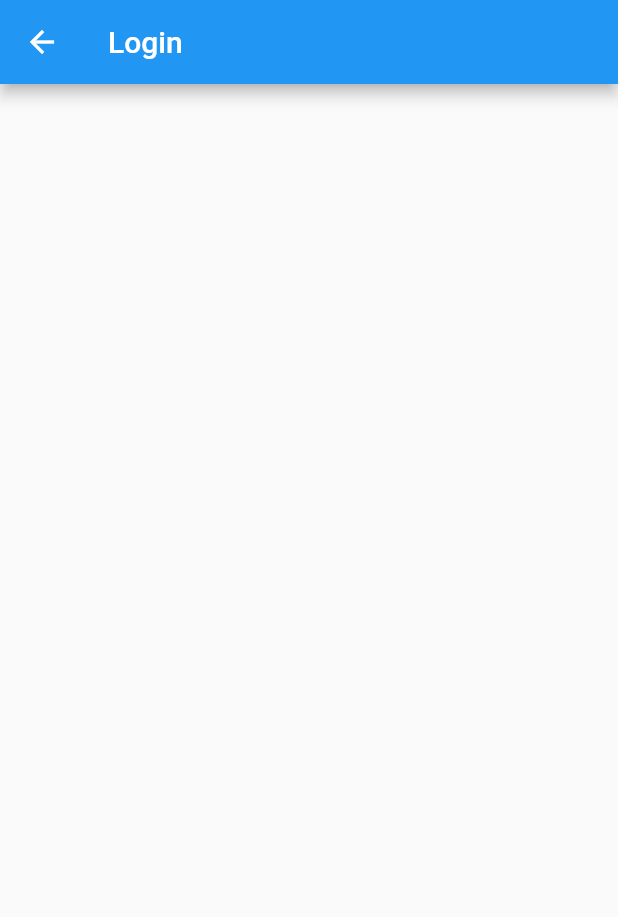
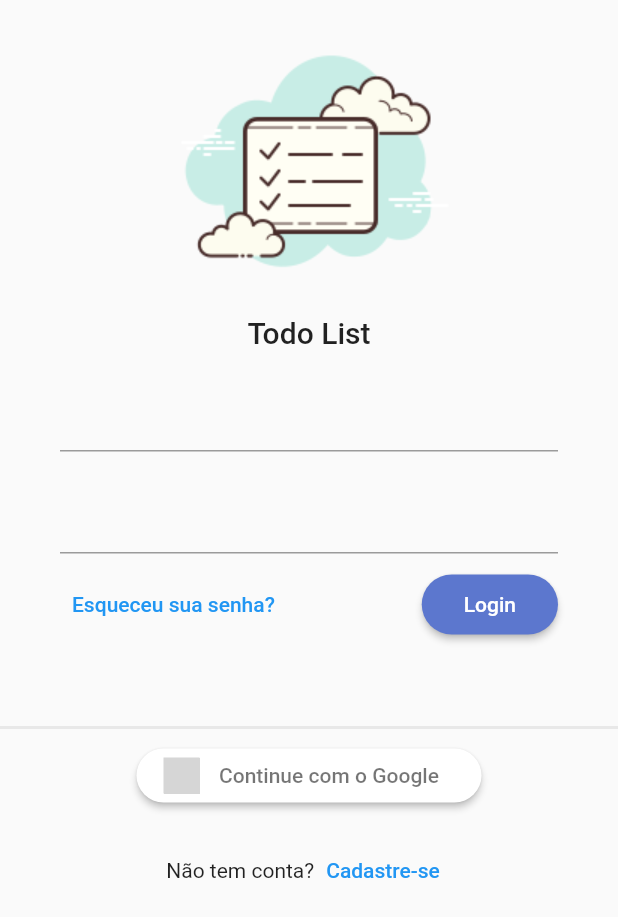
Before and after one commit to DouglasCeron/todo_list_provider, a Flutter app: the screen it shows after launch, on a phone screen of 412 x 824 dp. Shown: the top 917 px of the screen. Run offline on Flutter 3.47's test engine with Material 2 defaults, Android fonts, the phone set to English and light mode, and no system bars; our stand-ins replace flutter_signin_button, google_fonts, sqflite, sqflite_common, synchronized; accounts and stored records are empty; Roboto replaces fonts that are missing (Mandali); grey boxes are pictures that could not be loaded.

Commit message:
building login layout theme config

```diff
--- a/lib/app/app_widget.dart
+++ b/lib/app/app_widget.dart
@@ -1,5 +1,6 @@
 import 'package:flutter/material.dart';
 import 'package:todo_list_provider/app/core/database/sqlite_adm_connection.dart';
+import 'package:todo_list_provider/app/core/ui/todo_list_ui_config.dart';
 import 'package:todo_list_provider/app/modules/auth/auth_module.dart';
 import 'package:todo_list_provider/app/modules/splash/splash_page.dart';
 
@@ -31,6 +32,7 @@ class _AppWidgetState extends State<AppWidget> {
   Widget build(BuildContext context) {
     return MaterialApp(
       initialRoute: '/login',
+      theme: TodoListUiConfig.theme,
       routes: {
         ...AuthModule().routers,
       },
--- /dev/null
+++ b/lib/app/core/ui/theme_extensions.dart
@@ -0,0 +1,15 @@
+import 'package:flutter/material.dart';
+
+extension ThemeExtension on BuildContext {
+  Color get primaryColor => Theme.of(this).primaryColor;
+  Color get primaryColorLight => Theme.of(this).primaryColorLight;
+  Color get buttonColor =>
+      Theme.of(this).buttonTheme.colorScheme?.onPrimary ?? Colors.red;
+  TextTheme get textTheme => Theme.of(this).textTheme;
+
+  TextStyle get titleStyle => const TextStyle(
+        fontSize: 12,
+        fontWeight: FontWeight.bold,
+        color: Colors.grey,
+      );
+}
--- /dev/null
+++ b/lib/app/core/ui/todo_list_ui_config.dart
@@ -0,0 +1,17 @@
+import 'package:flutter/material.dart';
+import 'package:google_fonts/google_fonts.dart';
+
+class TodoListUiConfig {
+  TodoListUiConfig._();
+
+  static ThemeData get theme => ThemeData(
+        textTheme: GoogleFonts.mandaliTextTheme(),
+        primaryColor: const Color(0xff5C77CE),
+        primaryColorLight: const Color(0xffABC8F7),
+        elevatedButtonTheme: ElevatedButtonThemeData(
+          style: ElevatedButton.styleFrom(
+            primary: const Color(0xff5C77CE),
+          ),
+        ),
+      );
+}
--- /dev/null
+++ b/lib/app/core/widget/todo_list_logo.dart
@@ -0,0 +1,24 @@
+import 'package:flutter/material.dart';
+import 'package:todo_list_provider/app/core/ui/theme_extensions.dart';
+
+class TodoListLogo extends StatelessWidget {
+  const TodoListLogo({Key? key}) : super(key: key);
+
+  @override
+  Widget build(BuildContext context) {
+    return Column(
+      mainAxisAlignment: MainAxisAlignment.center,
+      children: [
+        Image.asset(
+          'assets/logo.png',
+          height: 200,
+        ),
+        Text(
+          'Todo List',
+          //Extension adicionada ao BuildContext
+          style: context.textTheme.headline6,
+        ),
+      ],
+    );
+  }
+}
--- a/lib/app/modules/auth/login/login_page.dart
+++ b/lib/app/modules/auth/login/login_page.dart
@@ -1,4 +1,8 @@
 import 'package:flutter/material.dart';
+import 'package:flutter_signin_button/button_list.dart';
+import 'package:flutter_signin_button/button_view.dart';
+import 'package:path/path.dart';
+import 'package:todo_list_provider/app/core/widget/todo_list_logo.dart';
 
 class LoginPage extends StatelessWidget {
   const LoginPage({Key? key}) : super(key: key);
@@ -6,10 +10,87 @@ class LoginPage extends StatelessWidget {
   @override
   Widget build(BuildContext context) {
     return Scaffold(
-      appBar: AppBar(
-        title: const Text('Login'),
+      body: LayoutBuilder(
+        builder: ((context, constraints) {
+          return SingleChildScrollView(
+            child: ConstrainedBox(
+              constraints: BoxConstraints(
+                minHeight: constraints.maxHeight,
+                minWidth: constraints.maxWidth,
+              ),
+              child: IntrinsicHeight(
+                child: Column(
+                  mainAxisSize: MainAxisSize.min,
+                  children: [
+                    const SizedBox(height: 10),
+                    TodoListLogo(),
+                    Padding(
+                      padding: const EdgeInsets.symmetric(
+                          horizontal: 40.0, vertical: 20),
+                      child: Form(
+                        child: Column(
+                          children: [
+                            TextFormField(),
+                            const SizedBox(height: 20),
+                            TextFormField(),
+                            const SizedBox(height: 10),
+                            Row(
+                              mainAxisAlignment: MainAxisAlignment.spaceBetween,
+                              children: [
+                                TextButton(
+                                    onPressed: () {},
+                                    child: const Text('Esqueceu sua senha?')),
+                                ElevatedButton(
+                                  onPressed: () {},
+                                  child: const Padding(
+                                    padding: EdgeInsets.all(12.0),
+                                    child: Text('Login'),
+                                  ),
+                                  style: ElevatedButton.styleFrom(
+                                    shape: RoundedRectangleBorder(
+                                      borderRadius: BorderRadius.circular(20),
+                                    ),
+                                  ),
+                                ),
+                              ],
+                            )
+                          ],
+                        ),
+                      ),
+                    ),
+                    const SizedBox(height: 30),
+                    Divider(
+                      color: Colors.grey.withAlpha(50),
+                      thickness: 2,
+                    ),
+                    SignInButton(
+                      Buttons.Google,
+                      onPressed: () {},
+                      padding: EdgeInsets.all(5),
+                      shape: OutlineInputBorder(
+                        borderRadius: BorderRadius.circular(30),
+                        borderSide: BorderSide.none,
+                      ),
+                      text: 'Continue com o Google',
+                    ),
+                    const SizedBox(height: 15),
+                    Row(
+                      mainAxisAlignment: MainAxisAlignment.center,
+                      children: [
+                        const Text('Não tem conta?'),
+                        TextButton(
+                          onPressed: () {},
+                          child: const Text('Cadastre-se'),
+                        ),
+                      ],
+                    )
+                  ],
+                ),
+              ),
+            ),
+          );
+        }),
       ),
-      body: Container(),
     );
   }
 }
```
Also changed, not shown: pubspec.yaml (+5 -3 lines), assets/create_todo_screen.png (added), assets/home_screen.png (added), assets/home_week_screen.png (added), assets/login_screen.png (added), assets/logo.png (added), assets/register_screen.png (added), pubspec.lock.
